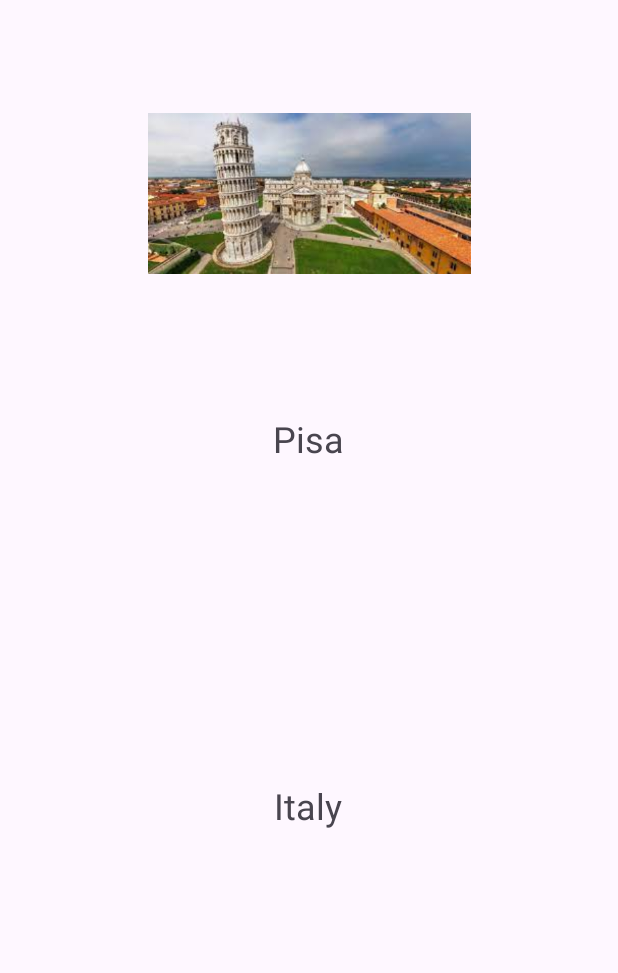
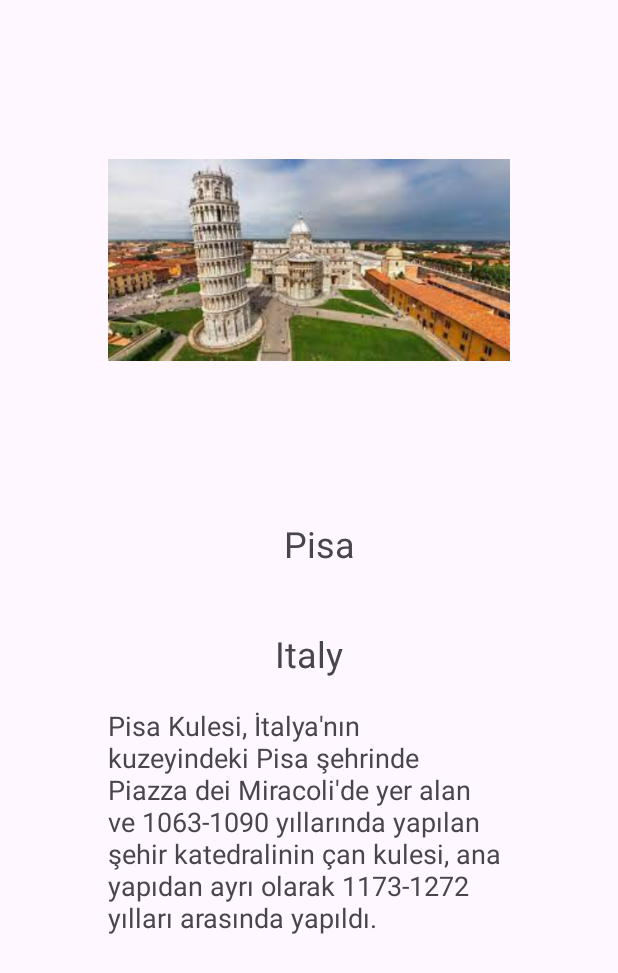
Before and after one commit to baris-gungorr/LandMarkBook, an Android app: the screen it shows after launch (DetailsActivity), after a tap on "Pisa", on a phone screen of 412 x 824 dp. Shown: the top 973 px of the screen. Run offline under Robolectric (Android 15) with nearby library versions, the phone set to English and light mode, and no system bars.

Commit message:
informatin text add

```diff
--- a/app/src/main/java/com/barisgungorr/DetailsActivity.kt
+++ b/app/src/main/java/com/barisgungorr/DetailsActivity.kt
@@ -16,9 +16,12 @@ class DetailsActivity : AppCompatActivity() {
 
      //   val selectedLandmark = intent.getSerializableExtra("landmark") as LandMark
        val selectedLandmark = MySingleton.choseLandMark
+
         binding.nameText.text = selectedLandmark?.name
         binding.countryText.text = selectedLandmark?.country
         binding.imageView.setImageResource(selectedLandmark!!.image)
+        binding.textViewinfo.text = selectedLandmark?.info
+
 
 
 
--- a/app/src/main/java/com/barisgungorr/LandMark.kt
+++ b/app/src/main/java/com/barisgungorr/LandMark.kt
@@ -4,11 +4,14 @@ class LandMark {
     val name : String
     val country: String
     val image : Int
+    val info : String
 
-    constructor(name: String,country: String,image: Int) {
+    constructor(name: String,country: String,image: Int,info: String) {
         this.name = name
         this.country = country
         this.image = image
+        this.info = info
+
 
     }
 }
--- a/app/src/main/java/com/barisgungorr/recycleview1/MainActivity.kt
+++ b/app/src/main/java/com/barisgungorr/recycleview1/MainActivity.kt
@@ -19,10 +19,10 @@ class MainActivity : AppCompatActivity() {
 
         landMarkList = ArrayList<LandMark> ()
 
-        val pisa = LandMark("Pisa","Italy",R.drawable.pisa)
-        val coloseum = LandMark("Coloseum","Italy",R.drawable.collosseum)
-        val eifel = LandMark("Eiffel","France",R.drawable.eyfel)
-        val londonBridge = LandMark("London Bridge","Uk",R.drawable.londo)
+        val pisa = LandMark("Pisa","Italy",R.drawable.pisa,"Pisa Kulesi, İtalya'nın kuzeyindeki Pisa şehrinde Piazza dei Miracoli'de yer alan ve 1063-1090 yıllarında yapılan şehir katedralinin çan kulesi, ana yapıdan ayrı olarak 1173-1272 yılları arasında yapıldı.")
+        val coloseum = LandMark("Coloseum","Italy",R.drawable.collosseum,"Kolezyum ya da Flavianus Amfitiyatrosu, İtalya'nın başkenti Roma'da bulunan oval bir amfitiyatrodur. Usta bir komutan olan Vespasianus tarafından M.S. 72 yılında yapımına başlanıp M.S. 80 yılında Titus döneminde tamamlandı. Daha sonraki değişiklikler Domitian hükümdarlığı zamanında yapıldı")
+        val eifel = LandMark("Eiffel","France",R.drawable.eyfel,"Eyfel Kulesi, Paris'teki demir kule. Kule, aynı zamanda tüm dünyada Fransa'nın sembolü halini almıştır. İsmini, inşa ettiren Fransız mimar Gustave Eiffel'den alır. En büyük turizm cazibelerinden biri olan Eyfel Kulesi, yılda 6 milyon turist çeker. 2002 yılında toplam ziyaretçi sayısı 200 milyona ulaşmıştır")
+        val londonBridge = LandMark("London Bridge","Uk",R.drawable.londo,"Londra Köprüsü, Birleşik Krallık'ın başkenti Londra'da Thames Nehri üzerinde bulunan bir köprüdür. Şehir merkezi ile Southwark semti arasında yer alır. 1750 yılına kadar Thames'in üzerindeki tek köprü olmuştur. Köprünün kuzey bitiminde Büyük Londra Yangını'nın anısına dikilmiş The Monument bulunmaktadır.")
 
         landMarkList.add(pisa)
         landMarkList.add(coloseum)
--- a/app/src/main/res/layout/activity_details.xml
+++ b/app/src/main/res/layout/activity_details.xml
@@ -6,39 +6,52 @@
     android:layout_height="match_parent"
     tools:context="com.barisgungorr.DetailsActivity">
 
+    <TextView
+        android:id="@+id/nameText"
+        android:layout_width="264dp"
+        android:layout_height="49dp"
+        android:text="LandMark Name"
+        android:textAlignment="center"
+        android:textSize="24sp"
+        app:layout_constraintBottom_toBottomOf="parent"
+        app:layout_constraintEnd_toEndOf="parent"
+        app:layout_constraintHorizontal_bias="0.544"
+        app:layout_constraintStart_toStartOf="parent"
+        app:layout_constraintTop_toTopOf="parent"
+        app:layout_constraintVertical_bias="0.447" />
+
     <ImageView
         android:id="@+id/imageView"
-        android:layout_width="215dp"
-        android:layout_height="198dp"
-        android:layout_marginTop="30dp"
+        android:layout_width="268dp"
+        android:layout_height="224dp"
+        app:layout_constraintBottom_toTopOf="@+id/nameText"
         app:layout_constraintEnd_toEndOf="parent"
         app:layout_constraintStart_toStartOf="parent"
         app:layout_constraintTop_toTopOf="parent"
         app:srcCompat="@drawable/ic_launcher_background" />
 
     <TextView
-        android:id="@+id/nameText"
-        android:layout_width="256dp"
-        android:layout_height="63dp"
-        android:layout_marginTop="48dp"
-        android:text="LandMark Name"
+        android:id="@+id/countryText"
+        android:layout_width="277dp"
+        android:layout_height="38dp"
+        android:layout_marginTop="24dp"
+        android:text="LandMark Country"
         android:textAlignment="center"
         android:textSize="24sp"
         app:layout_constraintEnd_toEndOf="parent"
-        app:layout_constraintHorizontal_bias="0.496"
         app:layout_constraintStart_toStartOf="parent"
-        app:layout_constraintTop_toBottomOf="@+id/imageView" />
+        app:layout_constraintTop_toBottomOf="@+id/nameText" />
 
     <TextView
-        android:id="@+id/countryText"
-        android:layout_width="256dp"
-        android:layout_height="63dp"
-        android:layout_marginBottom="240dp"
-        android:text="LandMark Country"
-        android:textAlignment="center"
-        android:textSize="24sp"
-        app:layout_constraintBottom_toBottomOf="parent"
+        android:id="@+id/textViewinfo"
+        android:layout_width="277dp"
+        android:layout_height="228dp"
+        android:layout_marginTop="52dp"
+        android:text="TextView"
+        android:textSize="18sp"
         app:layout_constraintEnd_toEndOf="parent"
-        app:layout_constraintHorizontal_bias="0.496"
-        app:layout_constraintStart_toStartOf="parent" />
+        app:layout_constraintHorizontal_bias="0.537"
+        app:layout_constraintStart_toStartOf="parent"
+        app:layout_constraintTop_toTopOf="@+id/countryText" />
+
 </androidx.constraintlayout.widget.ConstraintLayout>
```
